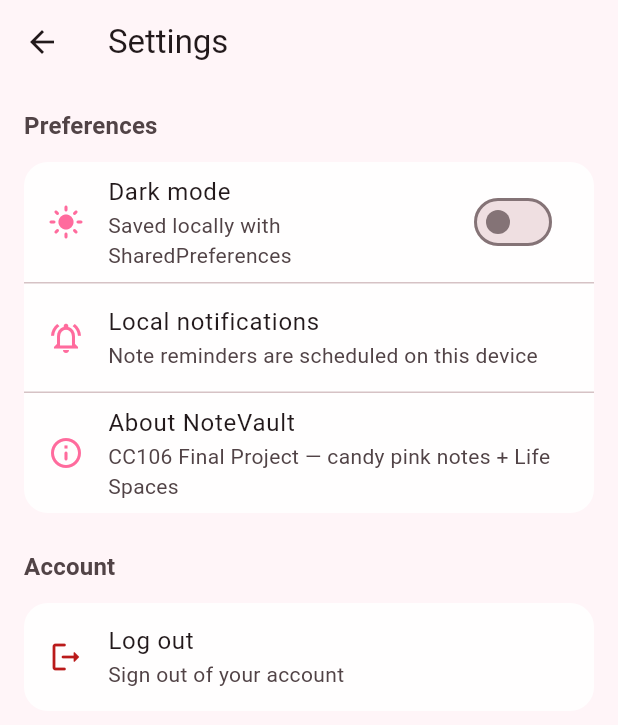
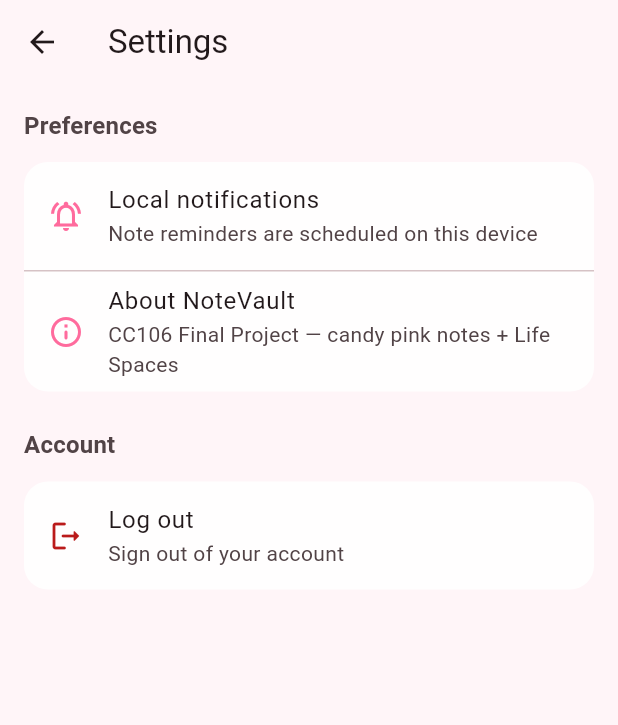
Before and after one commit to Eguiaclaine/SmartNotesApp, a Flutter app: the screen it shows once a user with an empty profile is signed in, after a tap on the "settings" icon, on a phone screen of 412 x 824 dp. Shown: the top 725 px of the screen. Run offline on Flutter 3.47's test engine with Material 3 defaults, Android fonts, the phone set to English and light mode, and no system bars; our stand-ins replace flutter_dotenv, flutter_local_notifications, image_picker, shared_preferences, supabase_flutter, timezone; accounts and stored records are empty; network calls fail.

Commit message:
Remove dark mode; keep candy pink light theme only.
Delete ThemeProvider and theme toggles; add PROJECT_OVERVIEW docs update.

```diff
--- a/lib/main.dart
+++ b/lib/main.dart
@@ -7,7 +7,6 @@
 import 'package:application/providers/notes_provider.dart';
 import 'package:application/providers/profile_provider.dart';
 import 'package:application/providers/spaces_provider.dart';
-import 'package:application/providers/theme_provider.dart';
 import 'package:application/screens/auth_screen.dart';
 import 'package:application/screens/notes_home_screen.dart';
 import 'package:application/services/notification_service.dart';
@@ -36,7 +35,6 @@
   Widget build(BuildContext context) {
     return MultiProvider(
       providers: [
-        ChangeNotifierProvider(create: (_) => ThemeProvider()),
         ChangeNotifierProvider(create: (_) => app_auth.AuthProvider()),
       ],
       child: SmartNotesView(supabaseReady: supabaseReady),
@@ -51,19 +49,14 @@
 
   @override
   Widget build(BuildContext context) {
-    final themeProvider = context.watch<ThemeProvider>();
     final authProvider = context.watch<app_auth.AuthProvider>();
 
     if (!supabaseReady) {
-      return _buildMaterialApp(
-        themeProvider,
-        home: const _BackendUnavailableScreen(),
-      );
+      return _buildMaterialApp(home: const _BackendUnavailableScreen());
     }
 
     if (authProvider.isTransitioning) {
       return _buildMaterialApp(
-        themeProvider,
         home: AppLoadingScreen(
           message: authProvider.loadingMessage,
           icon: _loadingIcon(authProvider.loadingPhase),
@@ -84,7 +77,6 @@
         if (snapshot.connectionState == ConnectionState.waiting &&
             session == null) {
           return _buildMaterialApp(
-            themeProvider,
             home: const AppLoadingScreen(
               message: 'Loading NoteVault...',
             ),
@@ -93,7 +85,7 @@
 
         final user = session?.user;
         if (user == null) {
-          return _buildMaterialApp(themeProvider, home: const AuthScreen());
+          return _buildMaterialApp(home: const AuthScreen());
         }
 
         return MultiProvider(
@@ -109,10 +101,7 @@
               create: (_) => ProfileProvider(user.id, supabaseReady: true),
             ),
           ],
-          child: _buildMaterialApp(
-            themeProvider,
-            home: const NotesHomeScreen(),
-          ),
+          child: _buildMaterialApp(home: const NotesHomeScreen()),
         );
       },
     );
@@ -127,13 +116,12 @@
     };
   }
 
-  Widget _buildMaterialApp(ThemeProvider themeProvider, {required Widget home}) {
+  Widget _buildMaterialApp({required Widget home}) {
     return MaterialApp(
       title: 'NoteVault',
       debugShowCheckedModeBanner: false,
-      themeMode: themeProvider.themeMode,
+      themeMode: ThemeMode.light,
       theme: AppTheme.light(),
-      darkTheme: AppTheme.dark(),
       home: home,
     );
   }
--- a/lib/providers/theme_provider.dart
+++ /dev/null
@@ -1,27 +0,0 @@
-import 'package:flutter/material.dart';
-
-import '../services/storage_service.dart';
-
-class ThemeProvider extends ChangeNotifier {
-  ThemeProvider() {
-    _loadTheme();
-  }
-
-  final StorageService _storageService = StorageService();
-  ThemeMode _themeMode = ThemeMode.light;
-
-  ThemeMode get themeMode => _themeMode;
-  bool get isDark => _themeMode == ThemeMode.dark;
-
-  Future<void> _loadTheme() async {
-    final isDark = await _storageService.getThemeMode();
-    _themeMode = isDark ? ThemeMode.dark : ThemeMode.light;
-    notifyListeners();
-  }
-
-  Future<void> toggleTheme() async {
-    _themeMode = isDark ? ThemeMode.light : ThemeMode.dark;
-    await _storageService.setThemeMode(isDark);
-    notifyListeners();
-  }
-}
--- a/lib/screens/auth_screen.dart
+++ b/lib/screens/auth_screen.dart
@@ -2,7 +2,6 @@
 import 'package:provider/provider.dart';
 
 import '../providers/auth_provider.dart';
-import '../providers/theme_provider.dart';
 import '../theme/app_theme.dart';
 import '../utils/responsive.dart';
 import '../widgets/auth_form.dart';
@@ -36,7 +35,6 @@
   @override
   Widget build(BuildContext context) {
     final scheme = Theme.of(context).colorScheme;
-    final themeProvider = context.watch<ThemeProvider>();
 
     return Scaffold(
       body: DecoratedBox(
@@ -52,9 +50,7 @@
           ),
         ),
         child: SafeArea(
-          child: Stack(
-            children: [
-              Center(
+          child: Center(
             child: SingleChildScrollView(
               padding: pagePadding(context),
               child: ConstrainedBox(
@@ -128,21 +124,6 @@
               ),
             ),
           ),
-              Positioned(
-                top: 8,
-                right: 8,
-                child: IconButton(
-                  onPressed: themeProvider.toggleTheme,
-                  icon: Icon(
-                    themeProvider.isDark
-                        ? Icons.light_mode_rounded
-                        : Icons.dark_mode_rounded,
-                  ),
-                  tooltip: themeProvider.isDark ? 'Light mode' : 'Dark mode',
-                ),
-              ),
-            ],
-          ),
         ),
       ),
     );
--- a/lib/screens/settings_screen.dart
+++ b/lib/screens/settings_screen.dart
@@ -2,7 +2,6 @@
 import 'package:provider/provider.dart';
 
 import '../providers/auth_provider.dart';
-import '../providers/theme_provider.dart';
 import '../widgets/page_container.dart';
 
 class SettingsScreen extends StatelessWidget {
@@ -37,7 +36,6 @@
 
   @override
   Widget build(BuildContext context) {
-    final themeProvider = context.watch<ThemeProvider>();
     final authProvider = context.watch<AuthProvider>();
     final scheme = Theme.of(context).colorScheme;
     final isSigningOut = authProvider.isSigningOut;
@@ -58,17 +56,6 @@
             Card(
               child: Column(
                 children: [
-                  SwitchListTile(
-                    title: const Text('Dark mode'),
-                    subtitle: const Text('Saved locally with SharedPreferences'),
-                    secondary: Icon(
-                      themeProvider.isDark ? Icons.dark_mode_rounded : Icons.light_mode_rounded,
-                      color: scheme.primary,
-                    ),
-                    value: themeProvider.isDark,
-                    onChanged: isSigningOut ? null : (_) => themeProvider.toggleTheme(),
-                  ),
-                  const Divider(height: 1),
                   ListTile(
                     leading: Icon(Icons.notifications_active_outlined, color: scheme.primary),
                     title: const Text('Local notifications'),
--- a/lib/services/storage_service.dart
+++ b/lib/services/storage_service.dart
@@ -8,7 +8,6 @@
 class StorageService {
   static const _notesKey = 'cached_notes';
   static const _spacesKey = 'cached_spaces';
-  static const _themeKey = 'theme_mode_dark';
 
   Future<List<Note>> loadNotes() async {
     final prefs = await SharedPreferences.getInstance();
@@ -39,14 +38,4 @@
     final raw = spaces.map((space) => jsonEncode(space.toJson())).toList();
     await prefs.setStringList(_spacesKey, raw);
   }
-
-  Future<void> setThemeMode(bool isDark) async {
-    final prefs = await SharedPreferences.getInstance();
-    await prefs.setBool(_themeKey, isDark);
-  }
-
-  Future<bool> getThemeMode() async {
-    final prefs = await SharedPreferences.getInstance();
-    return prefs.getBool(_themeKey) ?? false;
-  }
 }
--- a/lib/theme/app_theme.dart
+++ b/lib/theme/app_theme.dart
@@ -7,8 +7,6 @@
   static const candyBlush = Color(0xFFFFD6E7);
   static const candyRose = Color(0xFFFF6B9D);
   static const lightBackground = Color(0xFFFFF5F8);
-  static const darkBackground = Color(0xFF1A1216);
-  static const darkSurface = Color(0xFF2A1E24);
 
   static const spacePalette = <Color>[
     Color(0xFFFF8FB8),
@@ -52,31 +50,6 @@
         scrolledUnderElevation: 0,
         backgroundColor: Colors.transparent,
         foregroundColor: scheme.onSurface,
-      ),
-    );
-  }
-
-  static ThemeData dark() {
-    final scheme = ColorScheme.fromSeed(
-      seedColor: AppColors.seed,
-      brightness: Brightness.dark,
-      primary: AppColors.candyPink,
-      secondary: AppColors.candyRose,
-      surface: AppColors.darkSurface,
-    );
-    return _base(scheme).copyWith(
-      scaffoldBackgroundColor: AppColors.darkBackground,
-      appBarTheme: const AppBarTheme(
-        centerTitle: false,
-        elevation: 0,
-        scrolledUnderElevation: 0,
-        backgroundColor: Colors.transparent,
-      ),
-      cardTheme: CardThemeData(
-        elevation: 0,
-        color: AppColors.darkSurface,
-        shape: RoundedRectangleBorder(borderRadius: BorderRadius.circular(20)),
-        margin: EdgeInsets.zero,
       ),
     );
   }
```
Also changed, not shown: 4 other files. Lines whose indentation alone changed are shown as unchanged.
